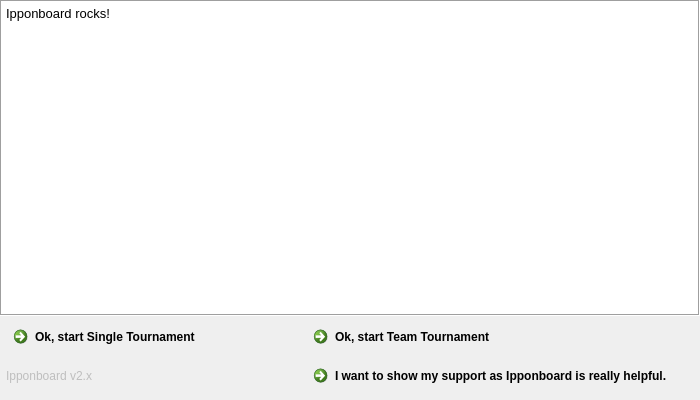
Above: base/SplashScreen.ui from fmuecke/Ipponboard before the change. Below: the same form after it.
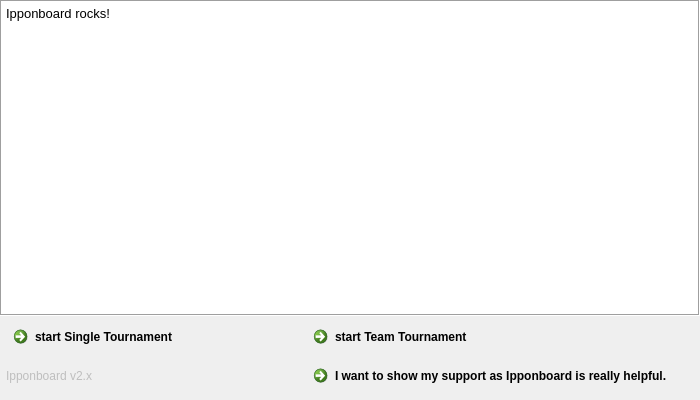
That is the form after the change. Icons and pictures are not drawn.

Commit message: tweaked texts in donation manager a little and removed unused code

```diff
--- a/base/SplashScreen.ui
+++ b/base/SplashScreen.ui
@@ -141,7 +141,7 @@
      <item row="1" column="0">
       <widget class="QCommandLinkButton" name="commandLinkButton_startSingleVersion">
        <property name="text">
-        <string>Ok, start Single Tournament</string>
+        <string>start Single Tournament</string>
        </property>
        <property name="icon">
         <iconset resource="ipponboard.qrc">
@@ -161,7 +161,7 @@
         <enum>Qt::LeftToRight</enum>
        </property>
        <property name="text">
-        <string>Ok, start Team Tournament</string>
+        <string>start Team Tournament</string>
        </property>
        <property name="icon">
         <iconset resource="ipponboard.qrc">
```
The commit also changes 2 other files.
